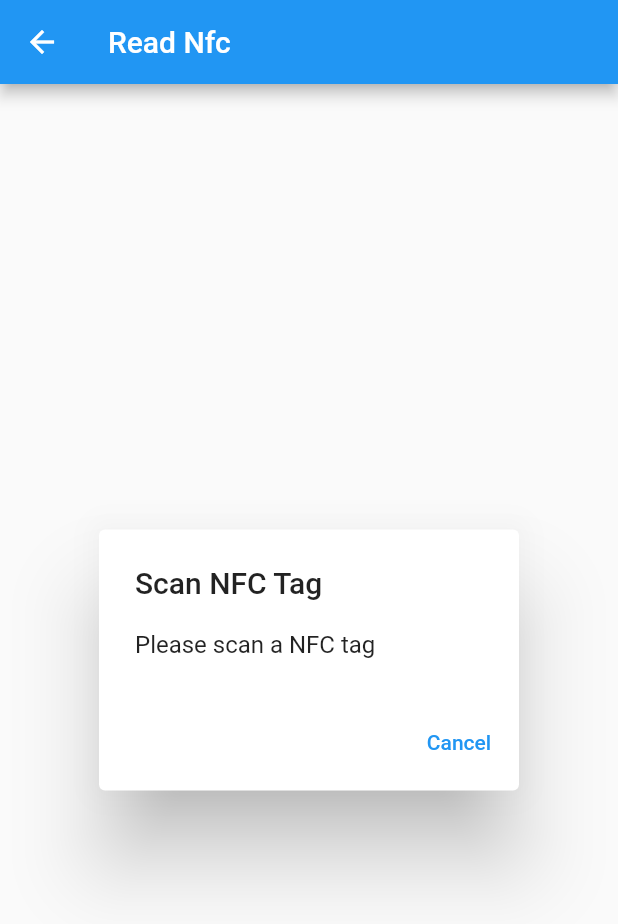
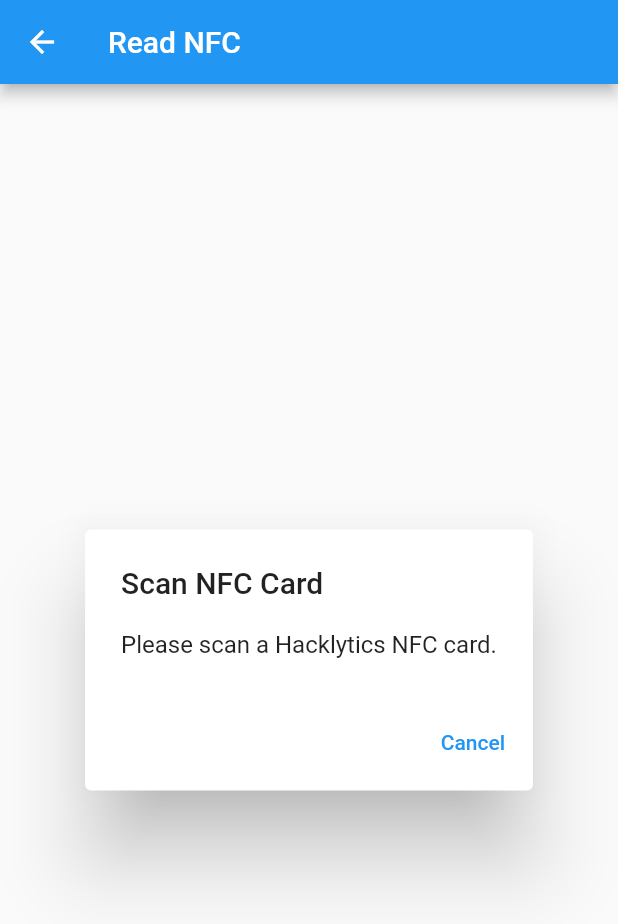
Before and after one commit to DataScience-GT/hacklytics_checkin_flutter, a Flutter app: the ReadNfcView screen opened directly, on a phone screen of 412 x 824 dp. Shown: the top 924 px of the screen. Run offline on Flutter 3.47's test engine with Material 2 defaults, Android fonts, the phone set to English and light mode, and no system bars; missing offline and left inert: amplify_api, amplify_auth_cognito, amplify_authenticator, amplify_core, amplify_flutter, nfc_manager; statements that could not run were skipped.

Commit message:
Update read.nfc.view.dart

```diff
--- a/lib/view/read.nfc.view.dart
+++ b/lib/view/read.nfc.view.dart
@@ -60,7 +60,7 @@
     }
     return Scaffold(
         appBar: AppBar(
-          title: const Text('Read Nfc'),
+          title: const Text('Read NFC'),
         ),
         body: _isReading
             ? Center(child: ScanDialog(onRead: (nfc) {
@@ -107,16 +107,6 @@
   ScanDialog({required this.onRead, super.key}) {
     ReadNfc(callback: (ReadNfc nfc) {
       onRead(nfc);
-      // for (var element in nfc.records) {
-      //   print(element);
-      // }
-      // var hack = nfc.records.where(
-      //     (x) => x is WellknownTextRecord && x.text.contains("hacklytics://"));
-      // if (hack.isNotEmpty) {
-      //   print("hacklytics");
-      // } else {
-      //   print("not hacklytics");
-      // }
     });
   }
 
@@ -125,8 +115,8 @@
   @override
   Widget build(BuildContext context) {
     return AlertDialog(
-      title: const Text('Scan NFC Tag'),
-      content: const Text('Please scan a NFC tag'),
+      title: const Text('Scan NFC Card'),
+      content: const Text('Please scan a Hacklytics NFC card.'),
       actions: [
         TextButton(
           onPressed: () => Navigator.pop(context),
```
